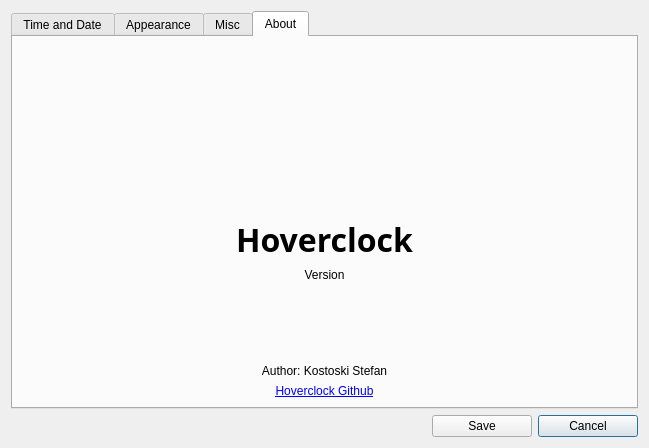
The window that src/settings_dialog.ui (kostoskistefan/hoverclock-qt) describes before a commit, drawn with Qt 5.
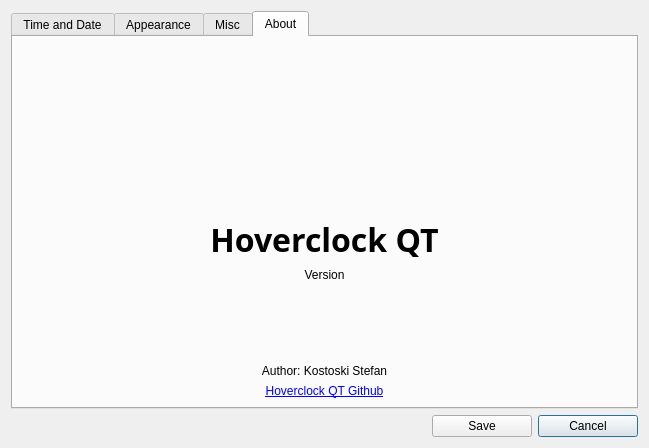
The same window after the commit. The open tabs and pages were chosen to show the change.

Commit message: Add QT suffix to Hoverclock name

The edit to the form file:
```diff
--- a/src/settings_dialog.ui
+++ b/src/settings_dialog.ui
@@ -435,7 +435,7 @@
        <item row="9" column="0" colspan="2">
         <widget class="QLabel" name="appUrlLabel">
          <property name="text">
-          <string>&lt;a href=&quot;https://github.com/kostoskistefan/hoverclock&quot;&gt;Hoverclock Github&lt;/a&gt;</string>
+          <string>&lt;a href=&quot;https://github.com/kostoskistefan/hoverclock-qt&quot;&gt;Hoverclock QT Github&lt;/a&gt;</string>
          </property>
          <property name="textFormat">
           <enum>Qt::RichText</enum>
@@ -497,7 +497,7 @@
           </font>
          </property>
          <property name="text">
-          <string>Hoverclock</string>
+          <string>Hoverclock QT</string>
          </property>
          <property name="alignment">
           <set>Qt::AlignCenter</set>
```
The commit also changes 14 other files.
